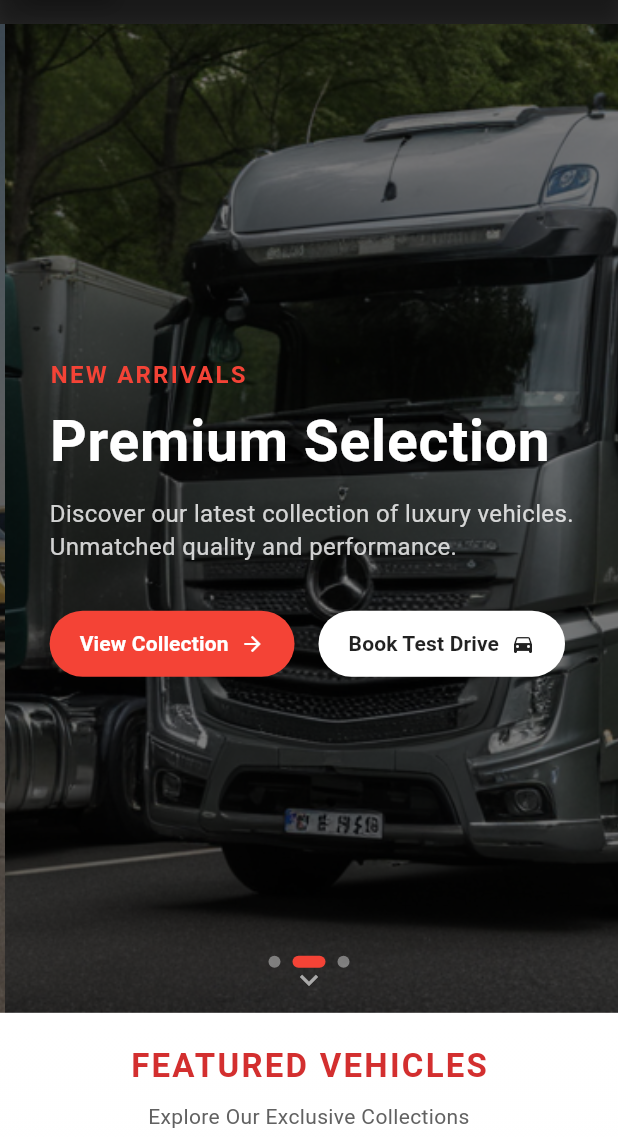
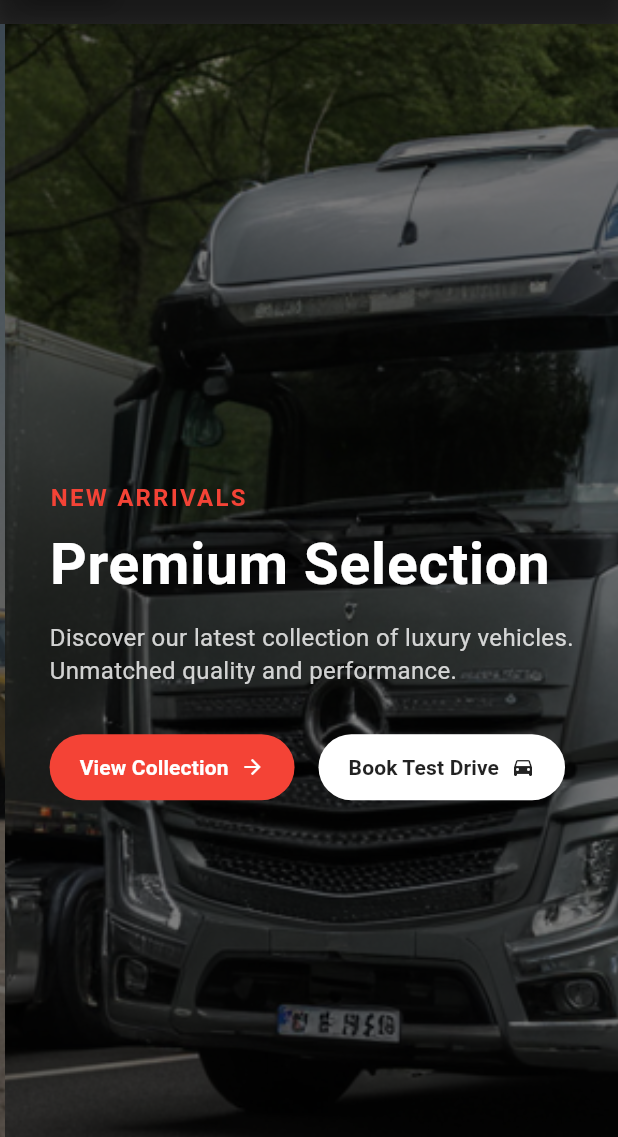
Before and after one commit to inRiseDigital/Rama-DBK-CRM, a Flutter app: the screen it shows after launch, on a phone screen of 412 x 824 dp, the part 99-1236 px from its top. Run offline on Flutter 3.47's test engine with Material 3 defaults, Android fonts, the light colour scheme and no system bars.

Commit message:
increase height

```diff
--- a/lib/home_Components/hero.dart
+++ b/lib/home_Components/hero.dart
@@ -117,7 +117,7 @@ class _HeroSectionState extends State<HeroSection>
     final bool isMobile = screenSize.width < 768;
 
     return SizedBox(
-      height: isMobile ? screenSize.height * 0.8 : screenSize.height * 0.9,
+      height: isMobile ? screenSize.height * 1 : screenSize.height * 1,
       width: double.infinity,
       child: Stack(
         children: [
```
